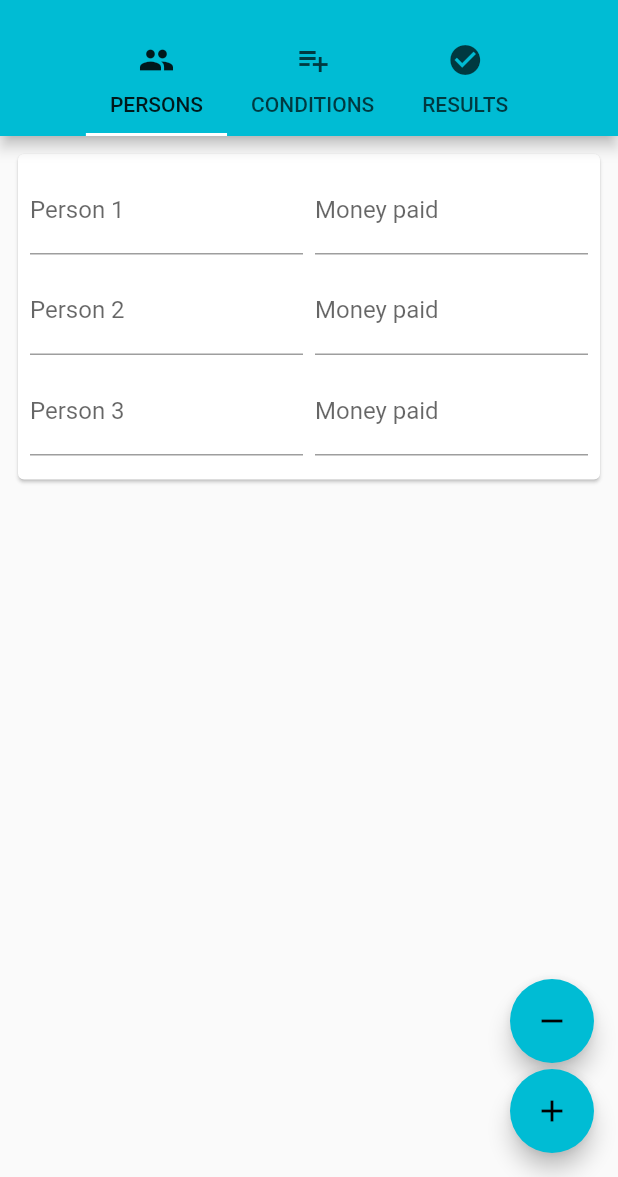
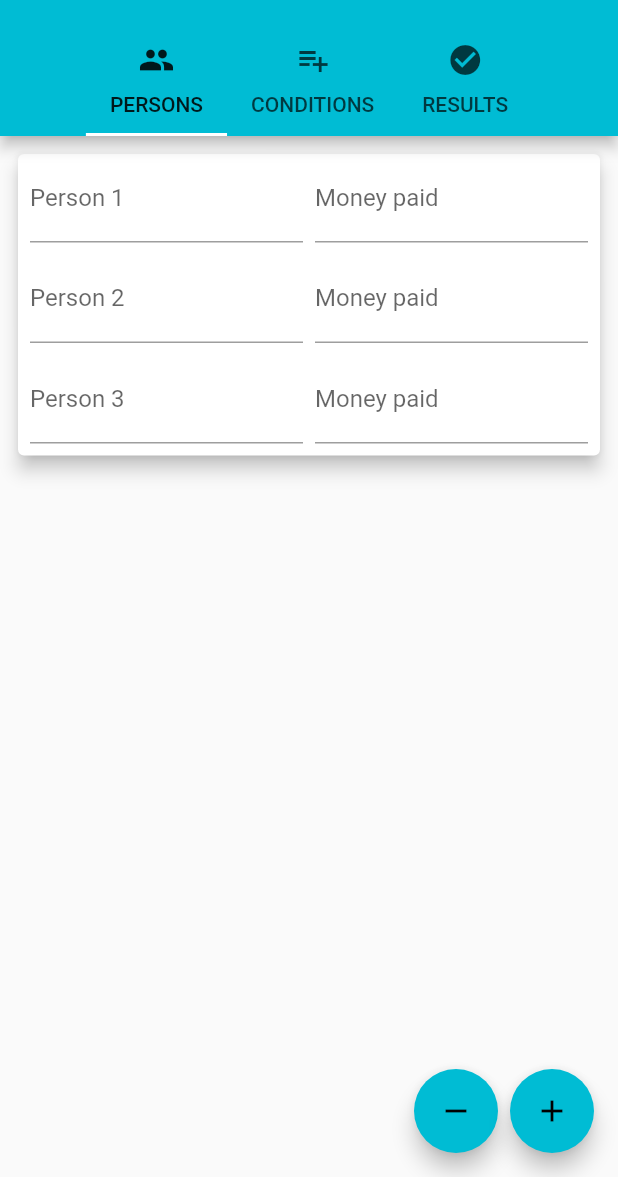
Before and after one commit to dixr/derfalgorithmus, a Flutter app: the screen it shows after launch, after a tap on the "remove" icon, on a phone screen of 412 x 824 dp, the part 59-1236 px from its top. Run offline on Flutter 3.47's test engine with Material 2 defaults, Android fonts, the phone set to English and light mode, and no system bars.

Commit message:
Implemented conditions layout

```diff
--- a/lib/main.dart
+++ b/lib/main.dart
@@ -20,12 +20,70 @@ const List<_Page> _allPages = <_Page>[
   _Page(icon: Icons.check_circle, text: 'RESULTS'),
 ];
 
+enum PageID {
+  Persons,
+  Conditions,
+  Results,
+}
+
 class PersonData {
   PersonData(this.name, this.paid);
   String name = '';
   double paid = 0;
+  double hastopay = 0;
+  double conditiontopay = 0;
+  bool conditionsexpanded = false;
+
   TextEditingController namecontroller = TextEditingController();
   TextEditingController paidcontroller = TextEditingController();
+
+  ExpansionPanelHeaderBuilder get headerBuilder {
+    return (BuildContext context, bool isExpanded) {
+      return Padding(
+          padding: EdgeInsets.only(left: 16),
+          child: Row(children: [
+            SizedBox(width: 8),
+            Expanded(
+                flex: 3,
+                child: Text(name,
+                    style:
+                        TextStyle(fontSize: 14.0, color: Color(0xdd000000)))),
+            SizedBox(width: 8),
+            Expanded(
+                flex: 2,
+                child: Text(conditiontopay.toStringAsFixed(2) + ' \€',
+                    style: TextStyle(fontSize: 14.0, color: Color(0x8a000000))))
+          ]));
+    };
+  }
+
+  List<Widget> buildConditionsList() {
+    return [
+      Divider(height: 1),
+      InkWell(
+          onTap: () {}, // TODO: pass edit alert window callback
+          child: Padding(
+              padding: EdgeInsets.all(16),
+              child: Row(children: [
+                SizedBox(width: 8),
+                Expanded(
+                  flex: 3,
+                  child: Text("Coffee",
+                      style:
+                          TextStyle(fontSize: 14.0, color: Color(0xdd000000))),
+                ),
+                SizedBox(width: 8),
+                Expanded(
+                  flex: 2,
+                  child: Text(conditiontopay.toStringAsFixed(2) + ' \€',
+                      textAlign: TextAlign.right,
+                      style:
+                          TextStyle(fontSize: 14.0, color: Color(0x8a000000))),
+                ),
+                SizedBox(width: 8),
+              ])))
+    ];
+  }
 }
 
 class ScrollableTabs extends StatefulWidget {
@@ -40,8 +98,8 @@ class ScrollableTabsState extends State<ScrollableTabs>
   @override
   bool get wantKeepAlive => true;
 
+  PageID _pageid = PageID.Persons;
   TabController _controller;
-  ScrollController _personscrollcontroller = ScrollController();
 
   List<PersonData> _personData = [
     PersonData('Person 1', 0),
@@ -50,13 +108,11 @@ class ScrollableTabsState extends State<ScrollableTabs>
     PersonData('Person 4', 0),
   ];
 
-  List<PersonData> _resultsData = [];
-
   @override
   void initState() {
     super.initState();
     _controller = TabController(vsync: this, length: _allPages.length);
-    _resultsData = _personData.map((p) => PersonData(p.name, p.paid)).toList();
+    _controller.addListener(_handlePageSelection);
   }
 
   @override
@@ -65,25 +121,35 @@ class ScrollableTabsState extends State<ScrollableTabs>
     super.dispose();
   }
 
+  void _handlePageSelection() {
+    setState(() {
+      _pageid = PageID.values[_controller.index];
+    });
+  }
+
   void _add() {
-    switch (_controller.index) {
-      case 0:
+    switch (_pageid) {
+      case PageID.Persons:
         setState(() {
           _personData.add(
               PersonData('Person ' + (_personData.length + 1).toString(), 0));
         });
+        break;
+      default:
         break;
     }
     _updateResults();
   }
 
   void _remove() {
-    switch (_controller.index) {
-      case 0:
+    switch (_pageid) {
+      case PageID.Persons:
         if (_personData.length > 1)
           setState(() {
             _personData.removeLast();
           });
+        break;
+      default:
         break;
     }
     _updateResults();
@@ -103,24 +169,22 @@ class ScrollableTabsState extends State<ScrollableTabs>
       }
       double sum =
           _personData.fold(0.0, (sum, p) => sum + p.paid) / _personData.length;
-      _resultsData =
-          _personData.map((p) => PersonData(p.name, sum - p.paid)).toList();
+      for (int i = 0; i < _personData.length; ++i)
+        _personData[i].hastopay = sum - _personData[i].paid;
     });
   }
 
   Widget _createTabForms(int pageidx) {
-    switch (pageidx) {
-      case 0:
-        return ListView(
-          controller: _personscrollcontroller,
-          padding: EdgeInsets.all(8),
-          shrinkWrap: true,
-          reverse: true,
+    switch (PageID.values[pageidx]) {
+      case PageID.Persons:
+        return Column(children: [
+          Card(
+            elevation: 5,
+            child: Column(
                 children: List.generate(_personData.length, (idx) {
               return Padding(
-              padding: EdgeInsets.only(bottom: 8),
-              child: Row(
-                children: [
+                  padding: EdgeInsets.fromLTRB(8, 0, 8, 8),
+                  child: Row(children: [
                     Expanded(
                       child: TextField(
                         controller: _personData[idx].namecontroller,
@@ -133,7 +197,7 @@ class ScrollableTabsState extends State<ScrollableTabs>
                         onChanged: (value) => _updateResults(),
                       ),
                     ),
-                  SizedBox(width: 8.0),
+                    SizedBox(width: 8),
                     Expanded(
                         child: TextField(
                       controller: _personData[idx].paidcontroller,
@@ -141,29 +205,45 @@ class ScrollableTabsState extends State<ScrollableTabs>
                       decoration: InputDecoration(
                           border: UnderlineInputBorder(),
                           labelText: 'Money paid',
-                          prefixText: '\€',
+                          prefixText: '\€ ',
                           suffixText: 'Euro',
                           suffixStyle: TextStyle(color: Colors.green)),
                       onChanged: (value) => _updateResults(),
                       maxLines: 1,
+                    ))
+                  ]));
+            })),
           ),
-                  ),
-                ],
-              ),
+          SizedBox(
+            height: 72,
+          )
+        ]);
+
+      case PageID.Conditions:
+        return Column(children: [
+          Container(
+              margin: EdgeInsets.all(8),
+              child: ExpansionPanelList(
+                  expansionCallback: (int idx, bool isExpanded) {
+                    setState(() {
+                      _personData[idx].conditionsexpanded = !isExpanded;
+                    });
+                  },
+                  children: _personData.map((p) {
+                    return ExpansionPanel(
+                      isExpanded: p.conditionsexpanded,
+                      headerBuilder: p.headerBuilder,
+                      body: Column(children: p.buildConditionsList()),
                     );
-          }).reversed.toList(),
-        );
+                  }).toList())),
+          SizedBox(
+            height: 72,
+          )
+        ]);
 
-      case 1:
-        return Center(
-          child: Icon(
-            _allPages[pageidx].icon,
-            size: 128.0,
-          ),
-        );
-
-      default:
-        return SingleChildScrollView(
+      case PageID.Results:
+        return Card(
+          elevation: 2,
           child: DataTable(
             columns: [
               DataColumn(
@@ -171,26 +251,53 @@ class ScrollableTabsState extends State<ScrollableTabs>
                 onSort: (i, b) {},
               ),
               DataColumn(
-                label: Text('has to pay'),
-                tooltip:
-                    'The total amount of money this person has to put in the pot.',
+                label: Text('Has to pay'),
+                tooltip: 'The total amount of money this person has to pay.',
                 numeric: true,
                 onSort: (i, b) {},
               ),
             ],
-            rows: _resultsData
-                .map(
-                  (p) => DataRow(
-                        cells: [
+            rows: _personData
+                .map((p) => DataRow(cells: [
                       DataCell(Text(p.name), onTap: () {}),
-                          DataCell(Text(p.paid.toStringAsFixed(2)),
+                      DataCell(Text(p.hastopay.toStringAsFixed(2) + ' \€'),
                           onTap: () {}),
-                        ],
-                      ),
-                )
+                    ]))
                 .toList(),
           ),
         );
+    }
+    return null;
+  }
+
+  Widget _buildFloatingActionButton() {
+    switch (_pageid) {
+      case PageID.Persons:
+        return Row(mainAxisAlignment: MainAxisAlignment.end, children: [
+          FloatingActionButton(
+            onPressed: _remove,
+            tooltip: 'Remove',
+            child: Icon(Icons.remove),
+          ),
+          SizedBox(
+            width: 8,
+          ),
+          FloatingActionButton(
+            onPressed: _add,
+            tooltip: 'Add',
+            child: Icon(Icons.add),
+          ),
+        ]);
+
+      case PageID.Conditions:
+        return FloatingActionButton(
+          onPressed: _add,
+          tooltip: 'Add',
+          child: Icon(Icons.add),
+        );
+
+      default:
+        return null;
     }
   }
 
@@ -207,8 +314,7 @@ class ScrollableTabsState extends State<ScrollableTabs>
             tabs: _allPages.map<Tab>((_Page page) {
               return Tab(text: page.text, icon: Icon(page.icon));
             }).toList(),
-        ),
-      ),
+          )),
       body: TabBarView(
           controller: _controller,
           children: List.generate(
@@ -217,36 +323,16 @@ class ScrollableTabsState extends State<ScrollableTabs>
               return SafeArea(
                 top: false,
                 bottom: false,
-              child: Center(
                 child: Container(
-                  margin: EdgeInsets.all(8.0),
+                    margin:
+                        EdgeInsets.all(_pageid == PageID.Conditions ? 4 : 8),
                     alignment: Alignment(0.0, -1.0),
-                  child: Card(
-                    child: _createTabForms(pageidx),
-                  ),
-                ),
-              ),
+                    child:
+                        SingleChildScrollView(child: _createTabForms(pageidx))),
               );
             },
-        ),
-      ),
-      floatingActionButton: Column(
-        crossAxisAlignment: CrossAxisAlignment.end,
-        mainAxisAlignment: MainAxisAlignment.end,
-        children: <Widget>[
-          FloatingActionButton(
-            onPressed: _remove,
-            tooltip: 'Remove',
-            child: Icon(Icons.remove),
-          ),
-          SizedBox(height: 4),
-          FloatingActionButton(
-            onPressed: _add,
-            tooltip: 'Add',
-            child: Icon(Icons.add),
-          )
-        ],
-      ),
+          )),
+      floatingActionButton: _buildFloatingActionButton(),
     );
   }
 }
```
Also changed, not shown: 1 other file. Lines whose indentation alone changed are shown as unchanged.
